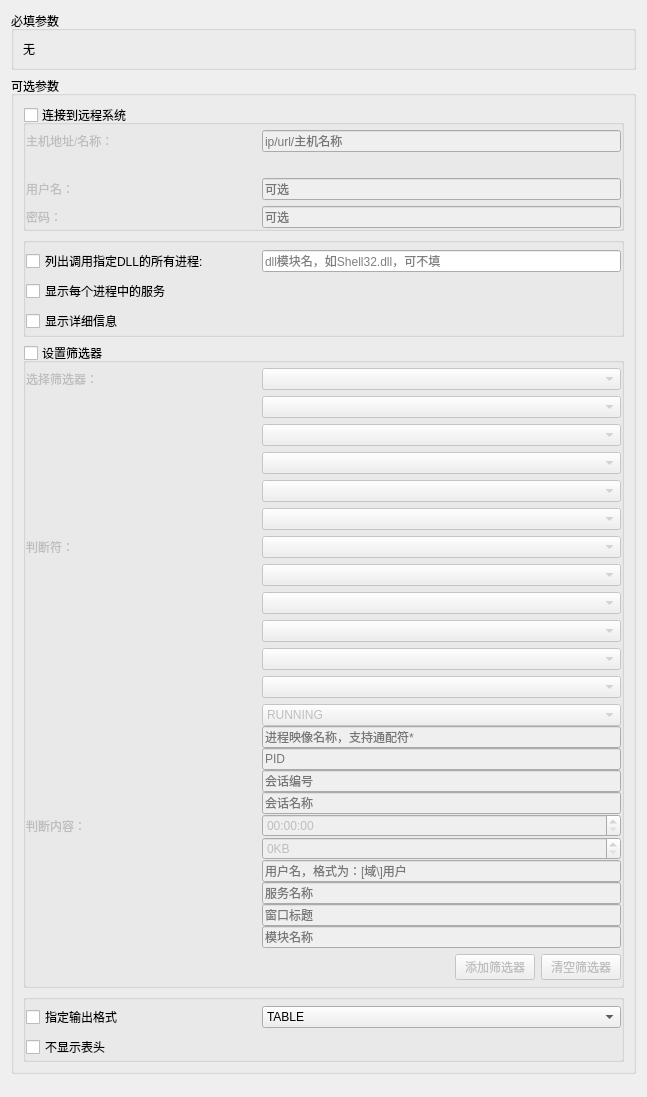
Old version of the form src/EasyCmd/CmdEditors/TasklistEditor.ui in the repository doasyourself/EasyCmd.
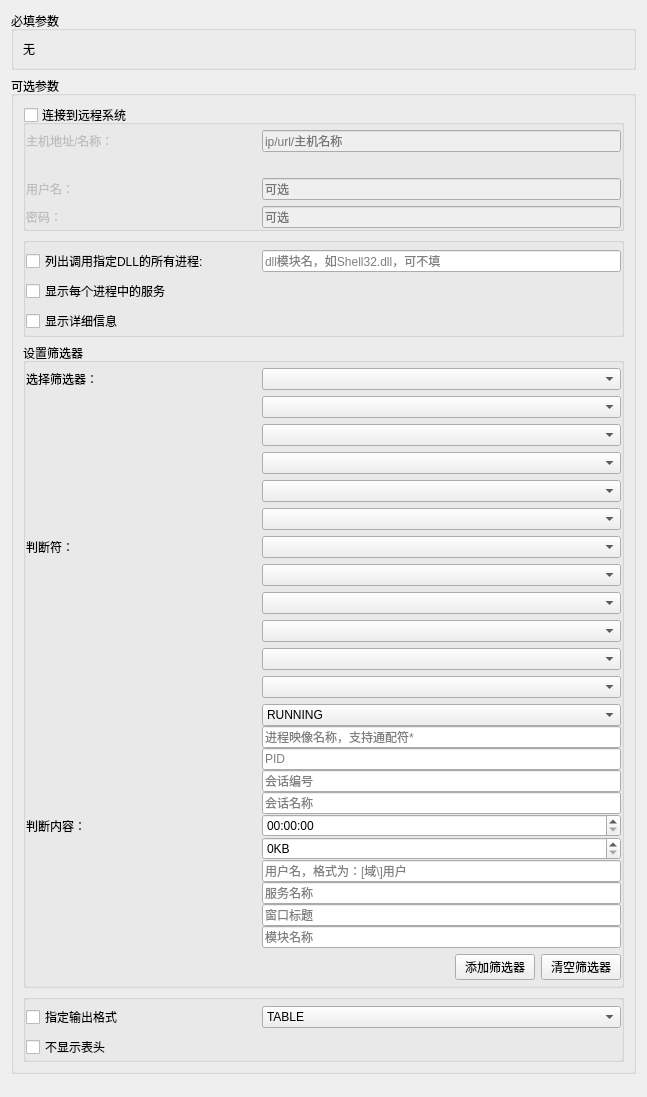
New version of the form.

Diff of the .ui file:
```diff
--- a/src/EasyCmd/CmdEditors/TasklistEditor.ui
+++ b/src/EasyCmd/CmdEditors/TasklistEditor.ui
@@ -292,7 +292,7 @@
          <bool>true</bool>
         </property>
         <property name="checkable">
-         <bool>true</bool>
+         <bool>false</bool>
         </property>
         <property name="checked">
          <bool>false</bool>
```
